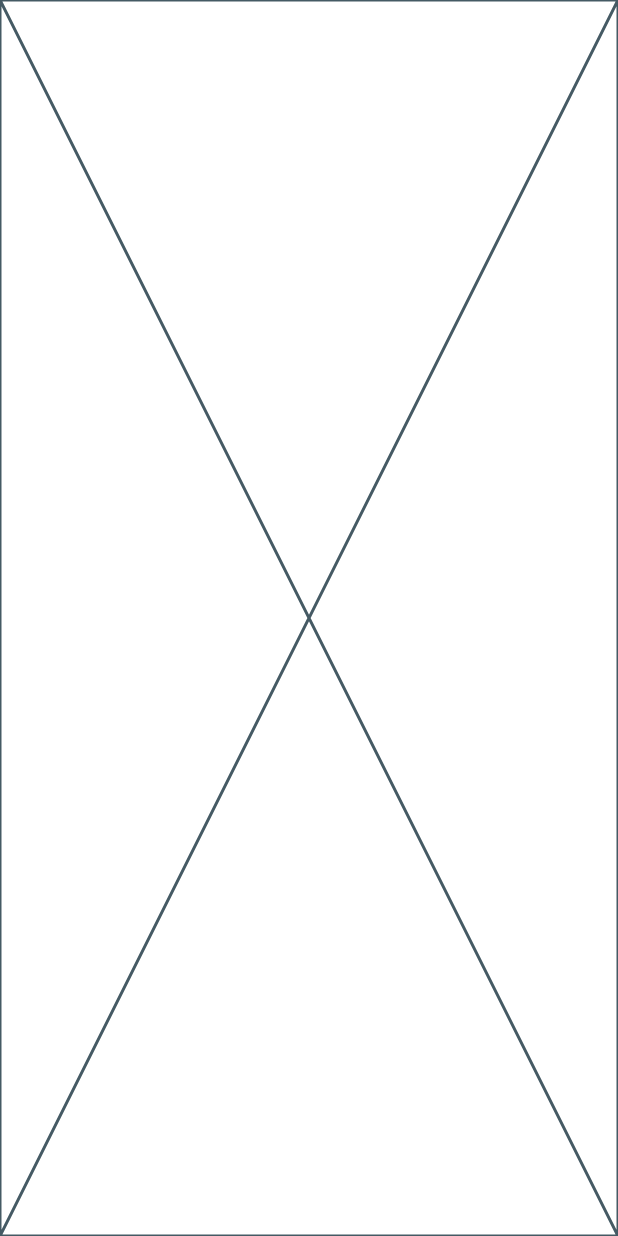
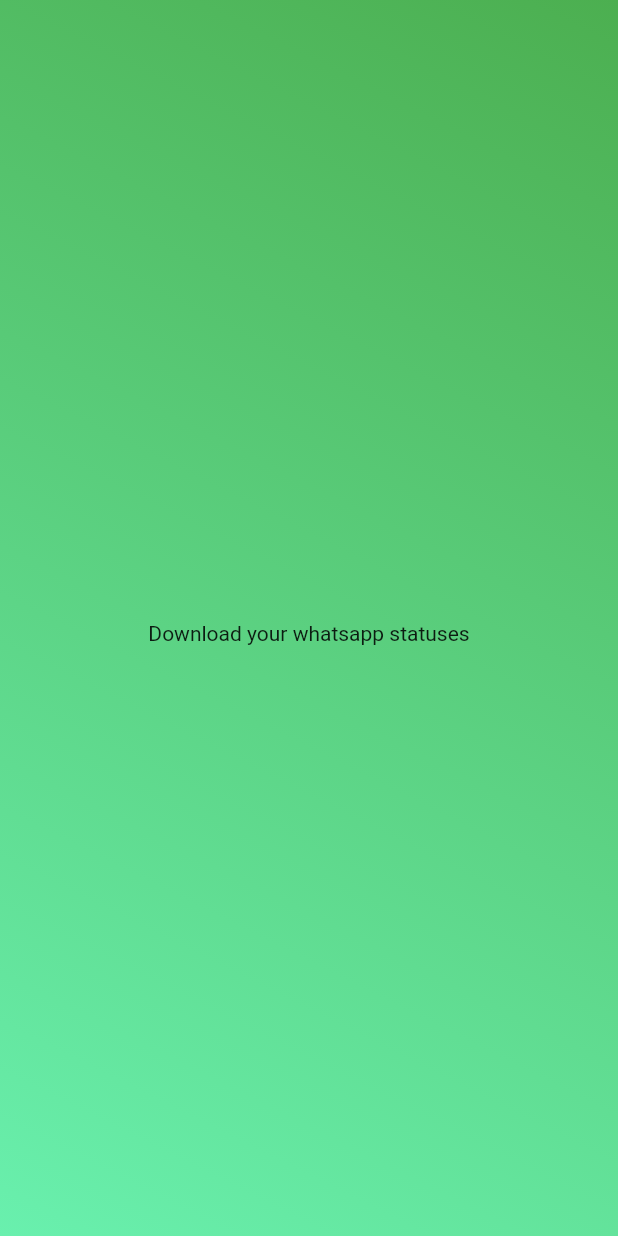
Before and after one commit to Akalanka-00/Status-Saver-2023, a Flutter app: the first screen one second after launch, on a phone screen of 412 x 824 dp. Run offline on Flutter 3.47's test engine with Material 2 defaults, Android fonts, the phone set to English and light mode, and no system bars.

Commit message:
Update SplashScreen.dart

```diff
--- a/lib/Pages/SplashScreen.dart
+++ b/lib/Pages/SplashScreen.dart
@@ -1,4 +1,6 @@
 import 'package:flutter/material.dart';
+import 'package:flutter/services.dart';
+import 'package:status_saver/Pages/WelcomePage.dart';
 
 class SplashScreen extends StatefulWidget {
   const SplashScreen({super.key});
@@ -7,9 +9,44 @@ class SplashScreen extends StatefulWidget {
   State<SplashScreen> createState() => _SplashScreenState();
 }
 
-class _SplashScreenState extends State<SplashScreen> {
+class _SplashScreenState extends State<SplashScreen>
+    with SingleTickerProviderStateMixin {
+  @override
+  void initState() {
+    super.initState();
+    SystemChrome.setEnabledSystemUIMode(SystemUiMode.immersive);
+    Future.delayed(Duration(seconds: 2), () {
+      Navigator.of(context).pushReplacement(
+          MaterialPageRoute(builder: (_) => const WelcomePage()));
+    });
+  }
+
+  @override
+  void dispose() {
+    SystemChrome.setEnabledSystemUIMode(SystemUiMode.manual,
+        overlays: SystemUiOverlay.values);
+    super.dispose();
+  }
+
   @override
   Widget build(BuildContext context) {
-    return const Placeholder();
+    return Scaffold(
+      body: Container(
+        width: double.infinity,
+        decoration: const BoxDecoration(
+            gradient: LinearGradient(
+                colors: [Colors.green, Colors.greenAccent],
+                begin: Alignment.topRight,
+                end: Alignment.bottomLeft)),
+        child: const Column(
+          mainAxisAlignment: MainAxisAlignment.center,
+          children: [
+
+            SizedBox(height: 20),
+            Text("Download your whatsapp statuses")
+          ],
+        ),
+      ),
+    );
   }
 }
```
